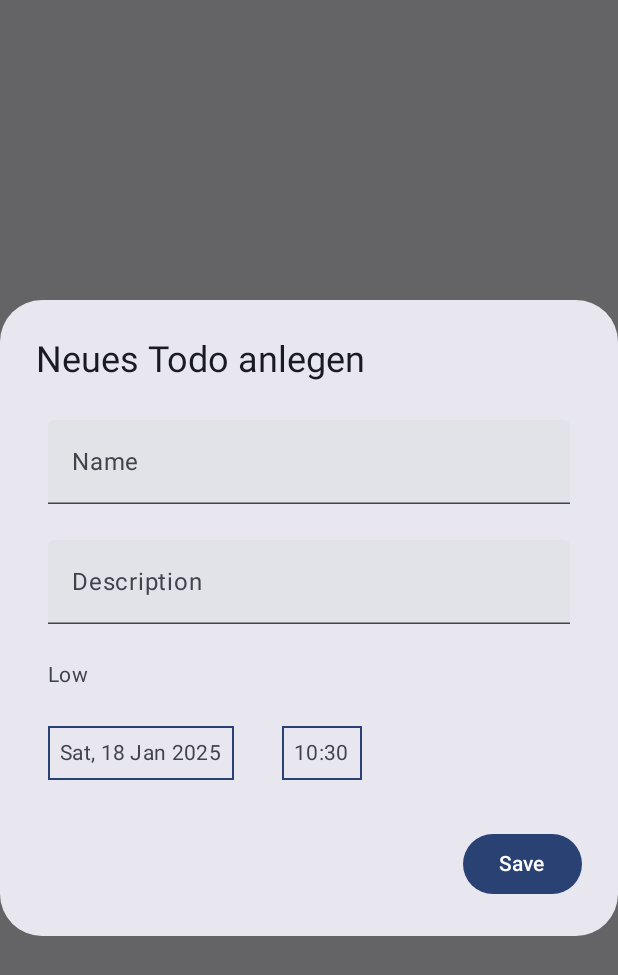
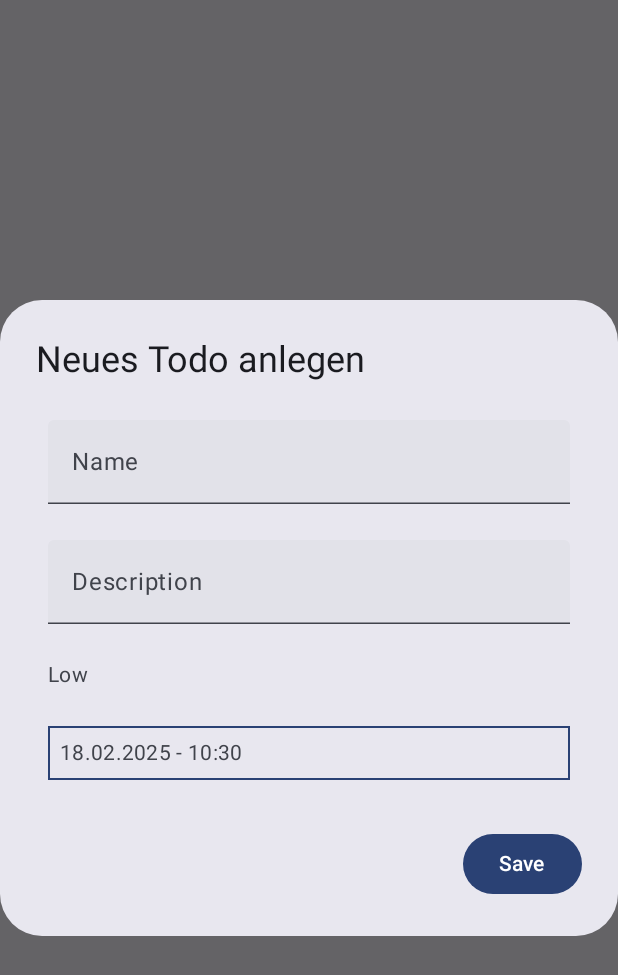
Before and after one commit to ESKEEETIT21/ToDoAppDatenbank, an Android app built with Jetpack Compose: the composable EditToDoDialog called with empty values, on a phone screen of 412 x 824 dp. Shown: the top 975 px of the screen. Run offline under Robolectric (Android 15) with nearby library versions, the phone set to English and light mode, and no system bars.

Commit message:
Aktueller Stand

```diff
--- a/app/src/main/java/com/example/todoappdatenbank/ui/screen/ToDosScreen.kt
+++ b/app/src/main/java/com/example/todoappdatenbank/ui/screen/ToDosScreen.kt
@@ -16,7 +16,6 @@ import androidx.compose.foundation.layout.Spacer
 import androidx.compose.foundation.layout.fillMaxWidth
 import androidx.compose.foundation.layout.height
 import androidx.compose.foundation.layout.padding
-import androidx.compose.foundation.layout.width
 import androidx.compose.foundation.lazy.LazyColumn
 import androidx.compose.foundation.lazy.items
 import androidx.compose.material.icons.Icons
@@ -81,7 +80,7 @@ fun TodoScreen(
                 )
             }
             Text(
-                text = "Studierendenregister",
+                text = "Todos",
                 style = MaterialTheme.typography.titleLarge
             )
         }
@@ -113,7 +112,7 @@ fun TodoScreen(
             modifier = Modifier.fillMaxWidth()
         ) {
             Text(
-                "Eintrag anlegen",
+                "Todo anlegen",
                 style = MaterialTheme.typography.titleLarge
             )
         }
@@ -150,6 +149,10 @@ fun ExpandableToDoCard(
     onEditClick: () -> Unit
 ) {
     var expanded by remember { mutableStateOf(false) }
+
+    val fallbackDeadline = LocalDateTime.now().plusMonths(1)
+    val formatter = DateTimeFormatter.ofPattern("dd.MM.yyyy 'um' HH:mm")
+    val formattedDeadline = todo.deadline?.format(formatter) ?: fallbackDeadline.format(formatter)
 
     Card(
         modifier = Modifier
@@ -197,8 +200,9 @@ fun ExpandableToDoCard(
                         "${todo.description}",
                         style = MaterialTheme.typography.titleLarge
                     )
+
                     Text(
-                        "${todo.deadline}",
+                        text = formattedDeadline,
                         style = MaterialTheme.typography.titleLarge
                     )
 
@@ -216,7 +220,7 @@ fun ExpandableToDoCard(
 }
 
 @Composable
-fun EditToDoDialog(
+fun EditToDoDialog (
     todo: ToDoDataClass?,
     onDismiss: () -> Unit,
     onSave: (ToDoDataClass) -> Unit,
@@ -228,26 +232,23 @@ fun EditToDoDialog(
     var name by remember { mutableStateOf(todo?.name ?: "") }
     var description by remember { mutableStateOf(todo?.description ?: "") }
     var selectedPriorityId by remember { mutableStateOf(todo?.priority ?: priorities.firstOrNull()?.id ?: 1) }
-    var deadline by remember { mutableStateOf(todo?.deadline?.toString() ?: "") }
+    var deadline by remember {
+        mutableStateOf(
+            todo?.deadline?.toString()
+                ?: LocalDateTime.now().plusMonths(1).toString()
+        )
+    }
     var expanded by remember { mutableStateOf(false) }
 
-    // Format für Datum und Uhrzeit
-    val currentDateTime = remember { LocalDateTime.now() }
-    val formattedDate = remember { DateTimeFormatter.ofPattern("E, dd MMM yyyy").format(currentDateTime) }
-    val formattedTime = remember { DateTimeFormatter.ofPattern("HH:mm").format(currentDateTime) }
-
-    // Date- und Time-Picker Dialog Zustände
     val context = LocalContext.current
     val calendar = Calendar.getInstance()
 
-    // Funktion zum Öffnen des Time-Pickers
     fun openTimePicker() {
         val timeSetListener = TimePickerDialog.OnTimeSetListener { _, hourOfDay, minute ->
             calendar.set(Calendar.HOUR_OF_DAY, hourOfDay)
             calendar.set(Calendar.MINUTE, minute)
-            // Deadline aktualisieren mit dem ausgewählten Datum und Uhrzeit
             val dateTime = LocalDateTime.ofInstant(calendar.toInstant(), ZoneId.systemDefault())
-            deadline = dateTime.toString()  // Deadline in der richtigen Form aktualisieren
+            deadline = dateTime.toString()
         }
 
         TimePickerDialog(
@@ -259,11 +260,10 @@ fun EditToDoDialog(
         ).show()
     }
 
-    // Funktion zum Öffnen des Date-Pickers
     fun openDatePicker() {
         val dateSetListener = DatePickerDialog.OnDateSetListener { _, year, month, dayOfMonth ->
             calendar.set(year, month, dayOfMonth)
-            openTimePicker()  // Öffne den TimePicker, nachdem ein Datum ausgewählt wurde
+            openTimePicker()
         }
 
         DatePickerDialog(
@@ -325,25 +325,22 @@ fun EditToDoDialog(
                     }
                 }
 
-                Row(verticalAlignment = Alignment.CenterVertically) {
-                    Text(
-                        text = formattedDate,
-                        modifier = Modifier
-                            .clickable { openDatePicker() }
-                            .padding(8.dp)
-                            .border(1.dp, MaterialTheme.colorScheme.primary)
-                            .padding(8.dp)
-                    )
-                    Spacer(modifier = Modifier.width(16.dp))
-                    Text(
-                        text = formattedTime,
-                        modifier = Modifier
-                            .clickable { openTimePicker() }
-                            .padding(8.dp)
-                            .border(1.dp, MaterialTheme.colorScheme.primary)
-                            .padding(8.dp)
-                    )
+                val formattedDeadline = remember(deadline) {
+                    LocalDateTime.parse(deadline).format(DateTimeFormatter.ofPattern("dd.MM.yyyy - HH:mm"))
                 }
+
+                Row(
+                    verticalAlignment = Alignment.CenterVertically,
+                    modifier = Modifier
+                        .fillMaxWidth()
+                        .clickable { openDatePicker() }
+                        .padding(8.dp)
+                        .border(1.dp, MaterialTheme.colorScheme.primary)
+                        .padding(8.dp)
+                ) {
+                    Text(text = formattedDeadline) // Format: dd.MM.yyyy - HH:mm
+                }
+
             }
         },
         confirmButton = {
```
